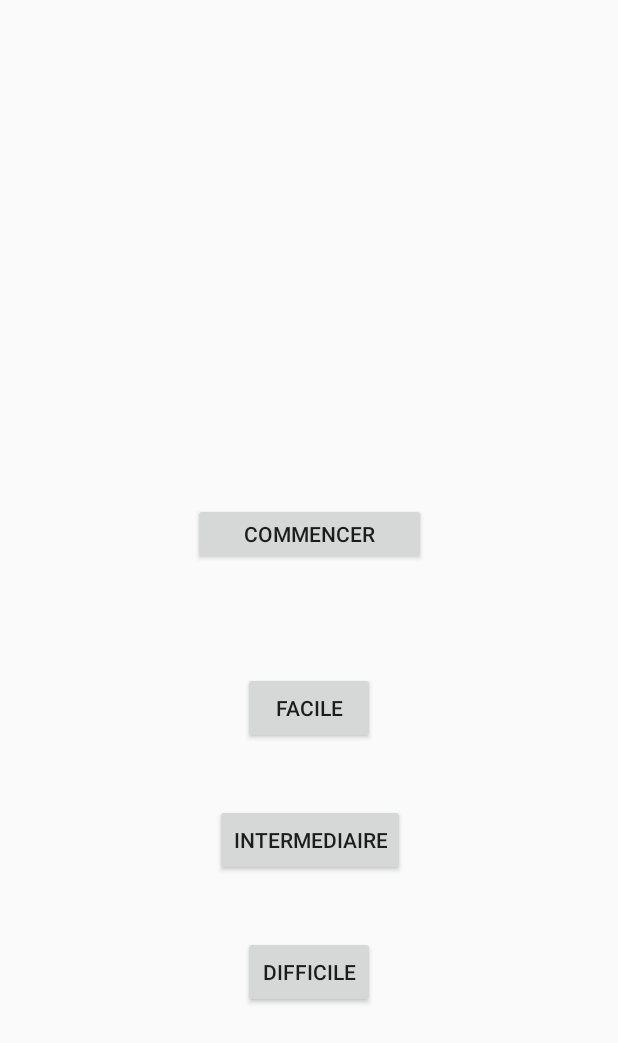
After one commit to WKilliam/QuizChinese, an Android app: the layout activity_home_page.xml on its own in the app's theme, with its tools: preview values and no code run, on a phone screen of 412 x 824 dp. The commit adds this screen. Shown: the top 1043 px of the screen. Run offline under Robolectric (Android 15) with nearby library versions, the phone set to English and light mode, and no system bars.

Commit message:
begin Activity / main Activity

```diff
--- a/app/src/main/AndroidManifest.xml
+++ b/app/src/main/AndroidManifest.xml
@@ -9,13 +9,13 @@
         android:roundIcon="@mipmap/ic_launcher_round"
         android:supportsRtl="true"
         android:theme="@style/AppTheme">
-        <activity android:name=".MainActivity">
+        <activity android:name=".HomePage">
             <intent-filter>
                 <action android:name="android.intent.action.MAIN" />
 
                 <category android:name="android.intent.category.LAUNCHER" />
-            </intent-filter>
-        </activity>
+            </intent-filter></activity>
+        <activity android:name=".MainActivity"></activity>
     </application>
 
 </manifest>
--- /dev/null
+++ b/app/src/main/res/layout/activity_home_page.xml
@@ -0,0 +1,52 @@
+<?xml version="1.0" encoding="utf-8"?>
+<androidx.constraintlayout.widget.ConstraintLayout xmlns:android="http://schemas.android.com/apk/res/android"
+    xmlns:app="http://schemas.android.com/apk/res-auto"
+    xmlns:tools="http://schemas.android.com/tools"
+    android:layout_width="match_parent"
+    android:layout_height="match_parent"
+    tools:context=".HomePage">
+
+    <Button
+        android:id="@+id/startBtn"
+        android:layout_width="155dp"
+        android:layout_height="41dp"
+        android:text="Commencer"
+        app:layout_constraintBottom_toTopOf="@+id/easybtn"
+        app:layout_constraintEnd_toEndOf="parent"
+        app:layout_constraintStart_toStartOf="parent"
+        app:layout_constraintTop_toTopOf="parent"
+        app:layout_constraintVertical_bias="0.825" />
+
+    <Button
+        android:id="@+id/easybtn"
+        android:layout_width="wrap_content"
+        android:layout_height="wrap_content"
+        android:layout_marginBottom="40dp"
+        android:text="Facile"
+        app:layout_constraintBottom_toTopOf="@+id/mediumBtn"
+        app:layout_constraintEnd_toEndOf="@+id/startBtn"
+        app:layout_constraintHorizontal_bias="0.492"
+        app:layout_constraintStart_toStartOf="@+id/startBtn" />
+
+    <Button
+        android:id="@+id/mediumBtn"
+        android:layout_width="wrap_content"
+        android:layout_height="wrap_content"
+        android:layout_marginBottom="40dp"
+        android:text="Intermediaire"
+        app:layout_constraintBottom_toTopOf="@+id/hardBtn"
+        app:layout_constraintEnd_toEndOf="@+id/easybtn"
+        app:layout_constraintHorizontal_bias="0.487"
+        app:layout_constraintStart_toStartOf="@+id/easybtn" />
+
+    <Button
+        android:id="@+id/hardBtn"
+        android:layout_width="wrap_content"
+        android:layout_height="wrap_content"
+        android:layout_marginBottom="152dp"
+        android:text="Difficile"
+        app:layout_constraintBottom_toBottomOf="parent"
+        app:layout_constraintEnd_toEndOf="@+id/mediumBtn"
+        app:layout_constraintHorizontal_bias="0.487"
+        app:layout_constraintStart_toStartOf="@+id/mediumBtn" />
+</androidx.constraintlayout.widget.ConstraintLayout>
```
Also changed, not shown: app/src/main/java/com/learn/chinesequiz/HomePage.java (added, +70 -0 lines), app/src/main/java/com/learn/chinesequiz/Levels.java (+63 -8 lines), app/src/main/java/com/learn/chinesequiz/MainActivity.java (+92 -31 lines), app/src/main/java/com/learn/chinesequiz/Question.java (+0 -8 lines), app/src/main/java/com/learn/chinesequiz/QuestionHelper.java (+10 -9 lines), app/src/main/res/layout/activity_main.xml (+12 -1 lines).
